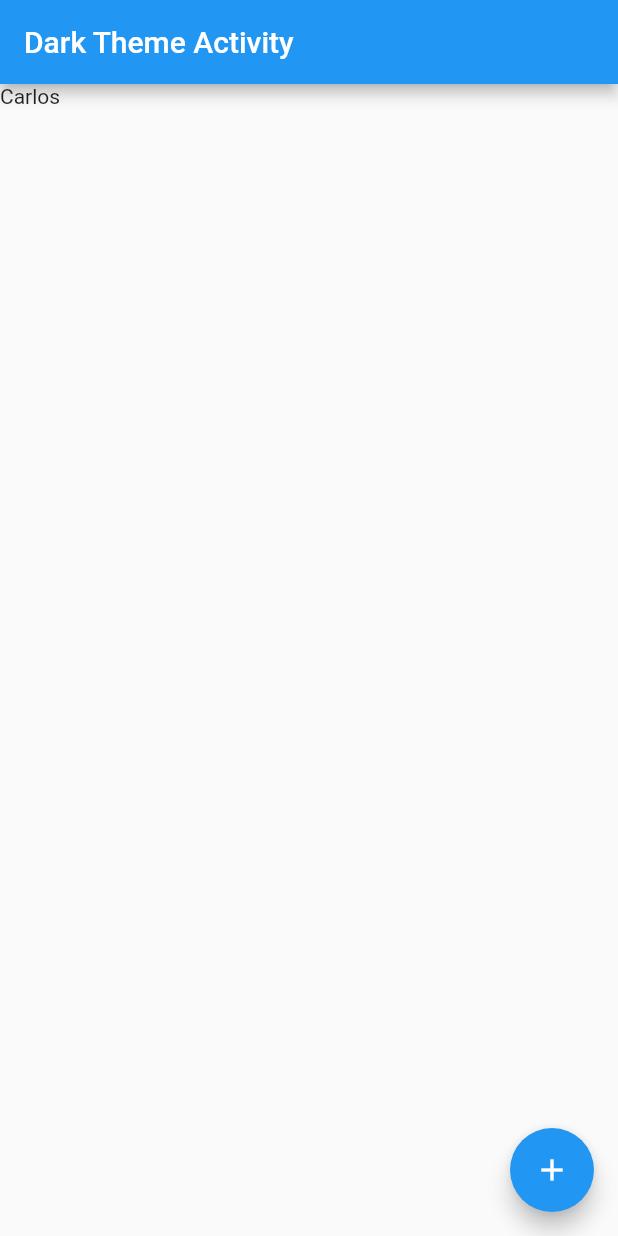
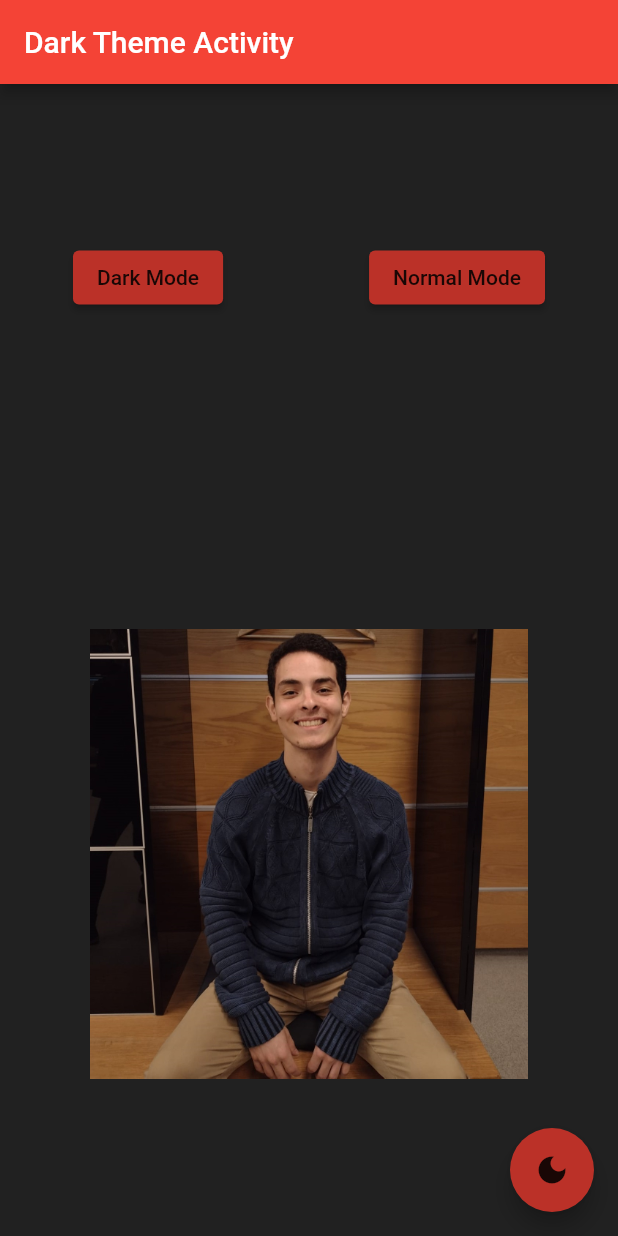
Before and after one commit to cadupereira21/SI700-Mobile, a Flutter app: the screen it shows after launch, on a phone screen of 412 x 824 dp. Run offline on Flutter 3.47's test engine with Material 2 defaults, Android fonts, the light colour scheme and no system bars.

Commit message:
Create theme buttons and image widget

```diff
--- a/activity2/lib/main.dart
+++ b/activity2/lib/main.dart
@@ -12,7 +12,7 @@ class MyApp extends StatelessWidget {
     return MaterialApp(
       title: 'Dark Theme Activity',
       theme: ThemeData(
-        primarySwatch: Colors.blue,
+        primarySwatch: Colors.red,
       ),
       home: const MyHomePage(title: 'Dark Theme Activity'),
     );
@@ -29,18 +29,53 @@ class MyHomePage extends StatefulWidget {
 }
 
 class _MyHomePageState extends State<MyHomePage> {
-
   @override
   Widget build(BuildContext context) {
     return Scaffold(
       appBar: AppBar(
         title: Text(widget.title),
       ),
-      body: const Text("Carlos"),
+      body: Container(
+        color: Colors.black87,
+        child: Column(
+          mainAxisAlignment: MainAxisAlignment.spaceAround,
+          children: [
+            Row(
+              mainAxisAlignment: MainAxisAlignment.spaceAround,
+              children: [
+                ElevatedButton(
+                  onPressed: () {},
+                  style: ElevatedButton.styleFrom(
+                    backgroundColor: Color.fromARGB(255, 187, 49, 40),
+                    foregroundColor: Colors.black87,
+                    ),
+                  child: const Text("Dark Mode"),
+                ),
+                ElevatedButton(
+                  onPressed: () {},
+                  style: ElevatedButton.styleFrom(
+                    backgroundColor: const Color.fromARGB(255, 187, 49, 40),
+                    foregroundColor: Colors.black87,
+                  ),
+                  child: const Text("Normal Mode"),
+                ),
+              ],
+            ),
+            Center(
+              child: Image.asset(
+                'Assets/perfil1.jpg',
+                height: 300,
+              )
+            ),
+          ]
+        ),
+      ),
       floatingActionButton: FloatingActionButton(
-        onPressed: (){},
-        tooltip: 'Increment',
-        child: const Icon(Icons.add),
+        onPressed: () {},
+        tooltip: 'Switch Theme',
+        child: const Icon(Icons.dark_mode),
+        backgroundColor: const Color.fromARGB(255, 187, 49, 40),
+        foregroundColor: Colors.black87,
       ),
     );
   }
--- a/activity2/pubspec.yaml
+++ b/activity2/pubspec.yaml
@@ -59,9 +59,8 @@ flutter:
   uses-material-design: true
 
   # To add assets to your application, add an assets section, like this:
-  # assets:
-  #   - images/a_dot_burr.jpeg
-  #   - images/a_dot_ham.jpeg
+  assets:
+    - Assets/
 
   # An image asset can refer to one or more resolution-specific "variants", see
   # https://flutter.dev/assets-and-images/#resolution-aware
```
Also changed, not shown: activity2/Assets/perfil1.jpg (added), activity2/Assets/perfil2.jpeg (added).
